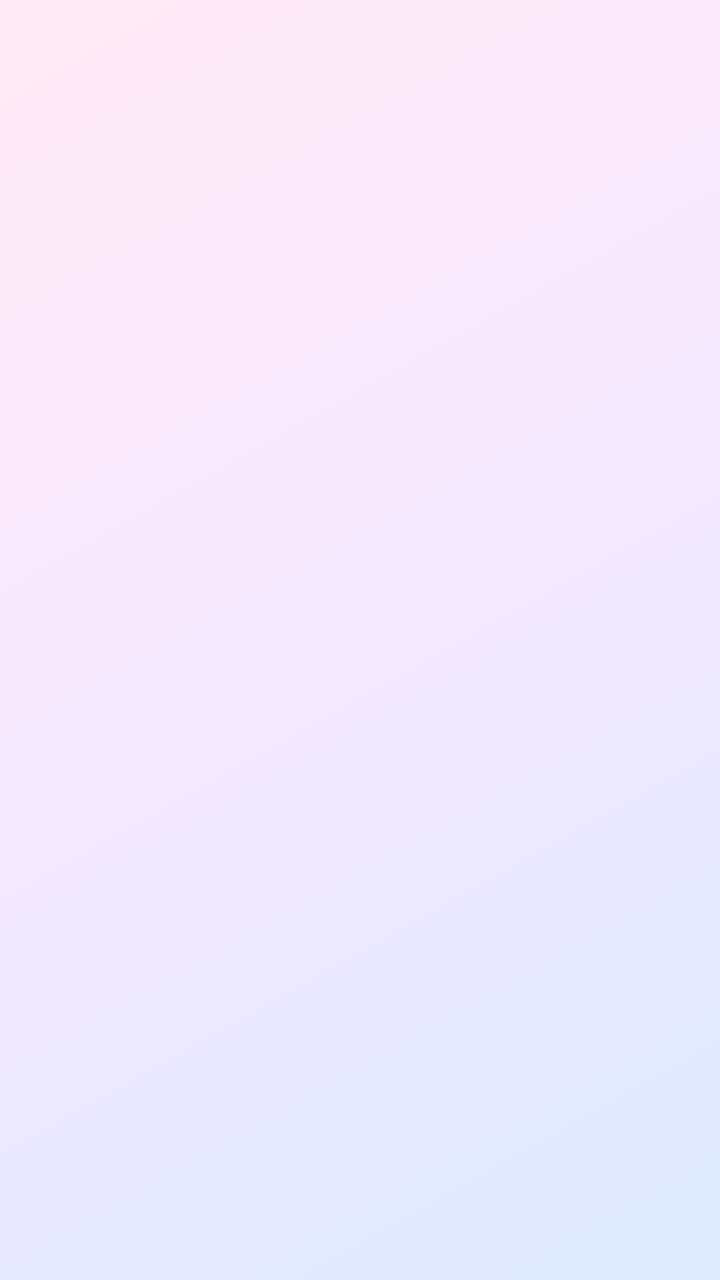
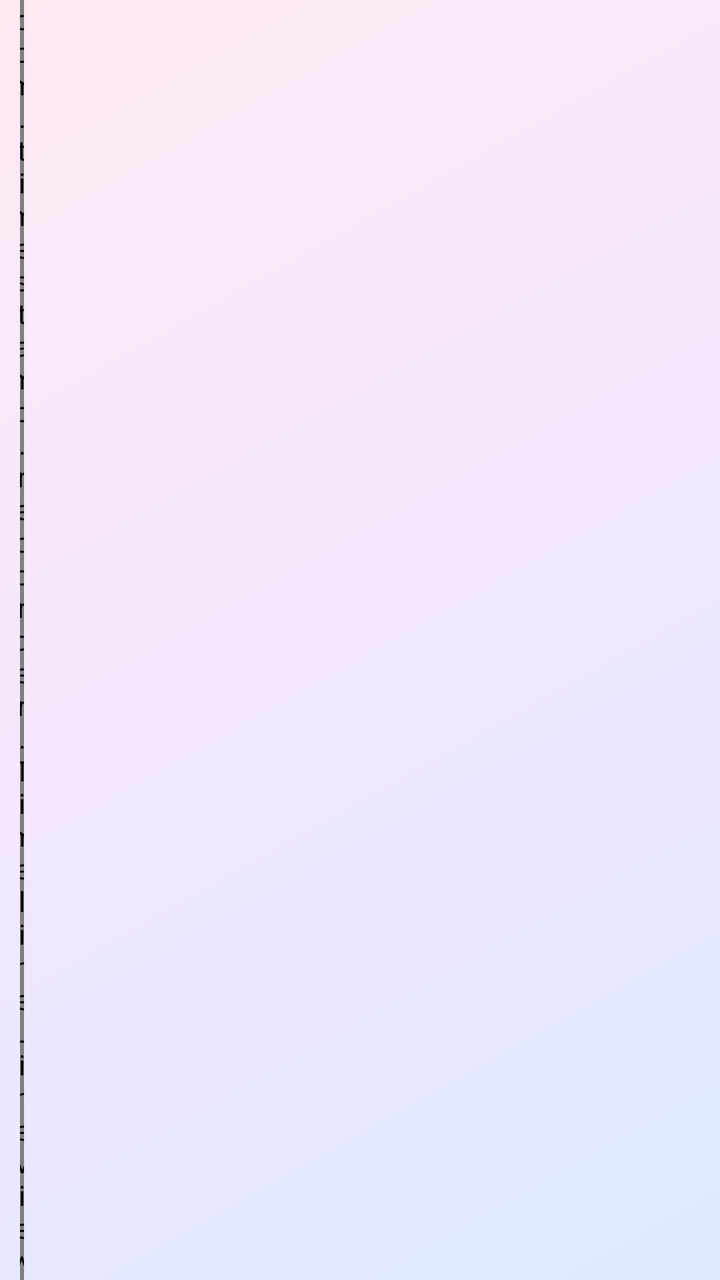

The first picture is an Android layout as it rendered before a commit; the second is the same layout after the commit. The layout source and the unified diff follow.
<!-- AndroidManifest.xml: application theme Theme.Timestamp -->
<!-- res/layout/item_timeline_month.xml -->
<?xml version="1.0" encoding="utf-8"?>
<LinearLayout xmlns:android="http://schemas.android.com/apk/res/android"
    android:layout_width="match_parent"
    android:layout_height="wrap_content"
    android:orientation="horizontal">

    
    <FrameLayout
        android:layout_width="22dp"
        android:layout_height="match_parent">

        <View
            android:id="@+id/vLine"
            android:layout_width="2dp"
            android:layout_height="match_parent"
            android:layout_gravity="center_horizontal" />

        <View
            android:id="@+id/vDot"
            android:layout_width="7dp"
            android:layout_height="7dp"
            android:layout_gravity="center" />
    </FrameLayout>

    <LinearLayout
        android:layout_width="0dp"
        android:layout_height="wrap_content"
        android:layout_weight="1"
        android:layout_marginStart="10dp"
        android:layout_marginTop="14dp"
        android:layout_marginBottom="6dp"
        android:orientation="horizontal"
        android:gravity="center_vertical">

        <TextView
            android:id="@+id/tvMonth"
            android:layout_width="wrap_content"
            android:layout_height="wrap_content"
            android:textColor="?attr/colorOnSurface"
            android:textSize="15sp"
            android:textStyle="bold" />

        <TextView
            android:id="@+id/tvMonthCount"
            android:layout_width="wrap_content"
            android:layout_height="wrap_content"
            android:layout_marginStart="8dp"
            android:textColor="?attr/colorOnSurfaceVariant"
            android:textSize="12sp" />
    </LinearLayout>
</LinearLayout>
<!-- resources referenced by this layout -->
<resources>
  <style name="Theme.Timestamp" parent="Theme.Material3.DayNight.NoActionBar">
          <item name="colorPrimary">@color/md_primary</item>
          <item name="colorOnPrimary">@color/md_on_primary</item>
          <item name="colorPrimaryContainer">@color/md_primary_container</item>
          <item name="colorOnPrimaryContainer">@color/md_on_primary_container</item>
          <item name="colorSecondary">@color/md_secondary</item>
          <item name="colorOnSecondary">@color/md_on_secondary</item>
          <item name="colorSecondaryContainer">@color/md_secondary_container</item>
          <item name="colorOnSecondaryContainer">@color/md_on_secondary_container</item>
          <item name="android:colorBackground">@color/md_background</item>
          <item name="colorSurface">@color/md_surface</item>
          <item name="colorOnSurface">@color/md_on_surface</item>
          <item name="colorSurfaceVariant">@color/md_surface_variant</item>
          <item name="colorOnSurfaceVariant">@color/md_on_surface_variant</item>
          <item name="colorOutline">@color/md_outline</item>
          <item name="android:statusBarColor">@android:color/transparent</item>
          <item name="android:windowLightStatusBar">true</item>
          
          <item name="android:windowBackground">@drawable/bg_main_gradient</item>
      </style>
  <color name="md_primary">#1565C0</color>
  <color name="md_on_primary">#FFFFFF</color>
  <color name="md_primary_container">#D7E3FF</color>
  <color name="md_on_primary_container">#001B3F</color>
  <color name="md_secondary">#546E7A</color>
  <color name="md_on_secondary">#FFFFFF</color>
  <color name="md_secondary_container">#D6E4EC</color>
  <color name="md_on_secondary_container">#0E1D25</color>
  <color name="md_background">#FBF8FF</color>
  <color name="md_surface">#FBF8FF</color>
  <color name="md_on_surface">#1A1C1E</color>
  <color name="md_surface_variant">#E1E2EC</color>
  <color name="md_on_surface_variant">#44474F</color>
  <color name="md_outline">#74777F</color>
  <!-- drawable bg_main_gradient (drawable) -->
  <?xml version="1.0" encoding="utf-8"?>
  <shape xmlns:android="http://schemas.android.com/apk/res/android"
      android:shape="rectangle">
      <gradient
          android:type="linear"
          android:angle="135"
          android:startColor="#DCE9FF"
          android:centerColor="#F3E8FF"
          android:endColor="#FFE9F3" />
  </shape>
</resources>

<!-- the commit's change to res/layout/item_timeline_month.xml (unified diff, before → after) -->
@@ -9,7 +9,7 @@
         android:layout_width="22dp"
         android:layout_height="match_parent">
 
-        <View
+        <com.timestamp.recorder.TimelineLineView
             android:id="@+id/vLine"
             android:layout_width="2dp"
             android:layout_height="match_parent"
